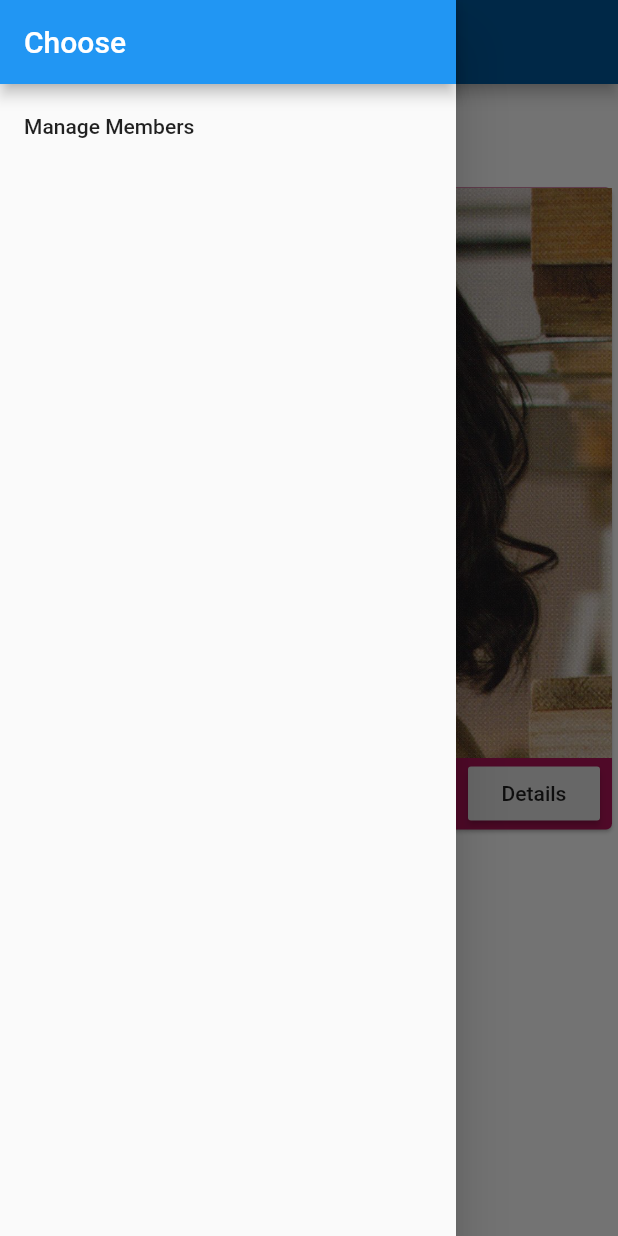
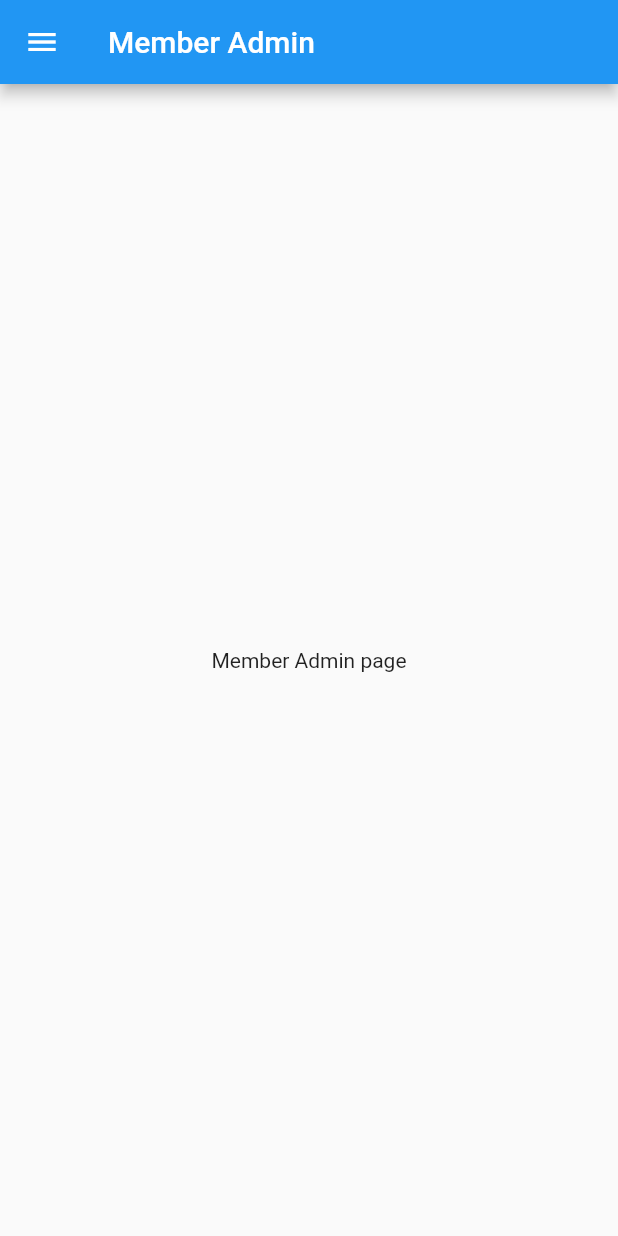
Before and after one commit to emmanuelsw/flutter_sg, a Flutter app: the HomePage screen opened directly, in the side drawer, after a tap on "Manage Members", on a phone screen of 412 x 824 dp. Run offline on Flutter 3.47's test engine with Material 2 defaults, Android fonts, the phone set to English and light mode, and no system bars.

Commit message:
Member admin page

```diff
--- a/lib/pages/home.dart
+++ b/lib/pages/home.dart
@@ -1,6 +1,7 @@
 import 'package:flutter/material.dart';
 
 import '../member_manager.dart';
+import './member_admin.dart';
 
 class HomePage extends StatelessWidget {
   @override
@@ -15,7 +16,15 @@ class HomePage extends StatelessWidget {
             ),
             ListTile(
               title: Text('Manage Members'),
-              onTap: () {},
+              onTap: () {
+                Navigator.pop(context);
+                Navigator.pushReplacement(
+                  context,
+                  MaterialPageRoute(
+                    builder: (BuildContext context) => MemberAdmin(),
+                  ),
+                );
+              },
             )
           ],
         ),
--- /dev/null
+++ b/lib/pages/member_admin.dart
@@ -0,0 +1,36 @@
+import 'package:course_flutter/pages/home.dart';
+import 'package:flutter/material.dart';
+
+class MemberAdmin extends StatelessWidget {
+  @override
+  Widget build(BuildContext context) {
+    return Scaffold(
+      drawer: Drawer(
+        child: Column(
+          children: <Widget>[
+            AppBar(
+              title: Text('Menu'),
+            ),
+            ListTile(
+              title: Text('All members'),
+              onTap: () {
+                Navigator.pushReplacement(
+                  context,
+                  MaterialPageRoute(
+                    builder: (BuildContext context) => HomePage(),
+                  ),
+                );
+              },
+            )
+          ],
+        ),
+      ),
+      appBar: AppBar(
+        title: Text('Member Admin'),
+      ),
+      body: Center(
+        child: Text('Member Admin page'),
+      ),
+    );
+  }
+}
```
